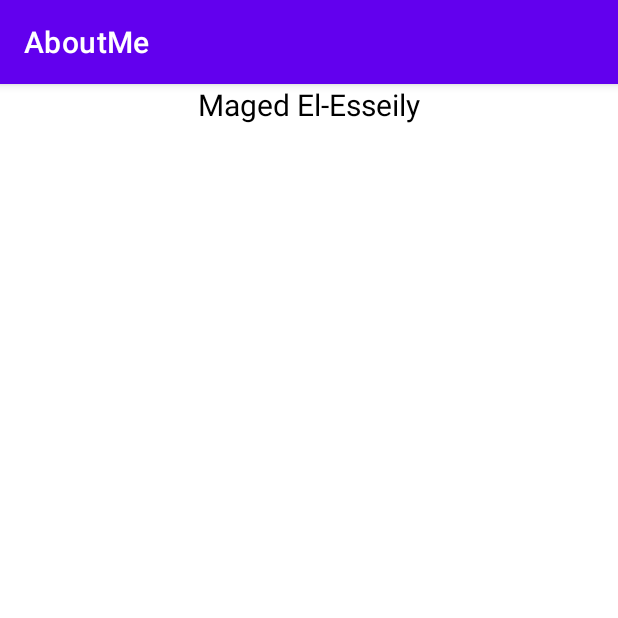
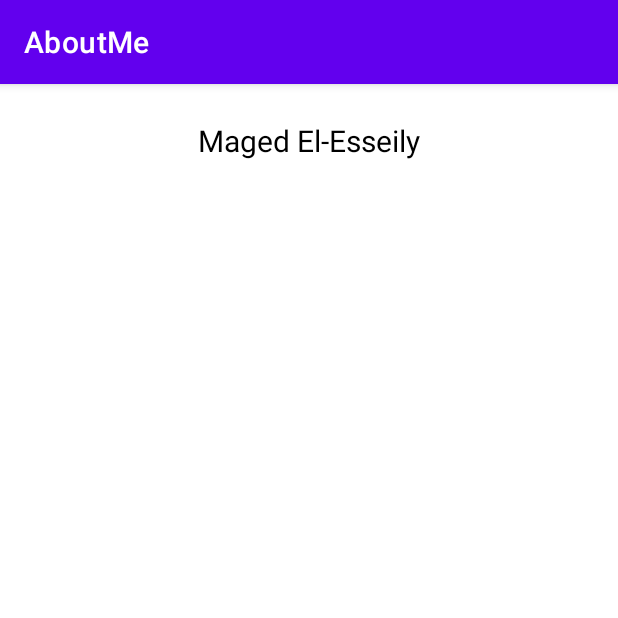
Before and after one commit to Egypt-FWD-Courses/AboutMe, an Android app: the screen it shows after launch (MainActivity), on a phone screen of 412 x 824 dp, the top half of it. Run offline under Robolectric (Android 15) with nearby library versions, the phone set to English and light mode, and no system bars.

Commit message:
Add margin & padding to text
save the dimensions in dimens.xml

done using design tab

```diff
--- a/app/src/main/res/layout/activity_main.xml
+++ b/app/src/main/res/layout/activity_main.xml
@@ -9,7 +9,9 @@
         android:id="@+id/name_text"
         android:layout_width="match_parent"
         android:layout_height="wrap_content"
+        android:layout_marginTop="@dimen/layout_margin"
         android:fontFamily="@font/roboto"
+        android:paddingTop="@dimen/small_padding"
         android:text="@string/name"
         android:textAlignment="center"
         android:textAppearance="@android:style/Theme.Black"
--- a/app/src/main/res/values/dimens.xml
+++ b/app/src/main/res/values/dimens.xml
@@ -1,4 +1,6 @@
 <?xml version="1.0" encoding="utf-8"?>
 <resources>
     <dimen name="text_size">20sp</dimen>
+    <dimen name="small_padding">8dp</dimen>
+    <dimen name="layout_margin">16dp</dimen>
 </resources>
```
